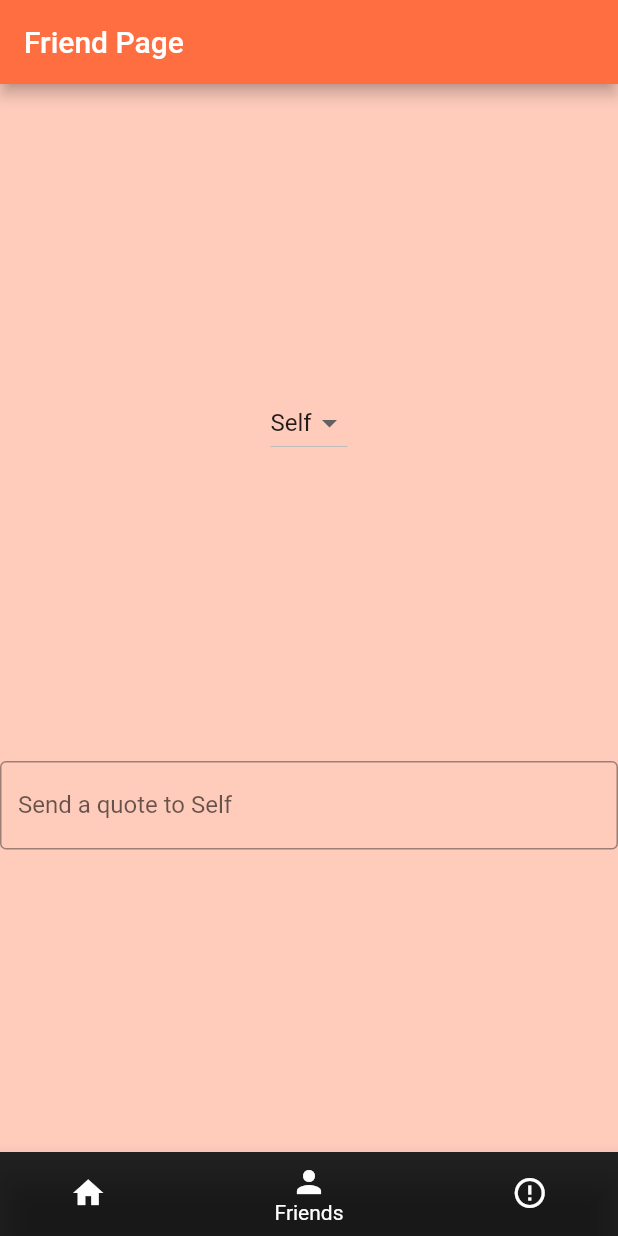
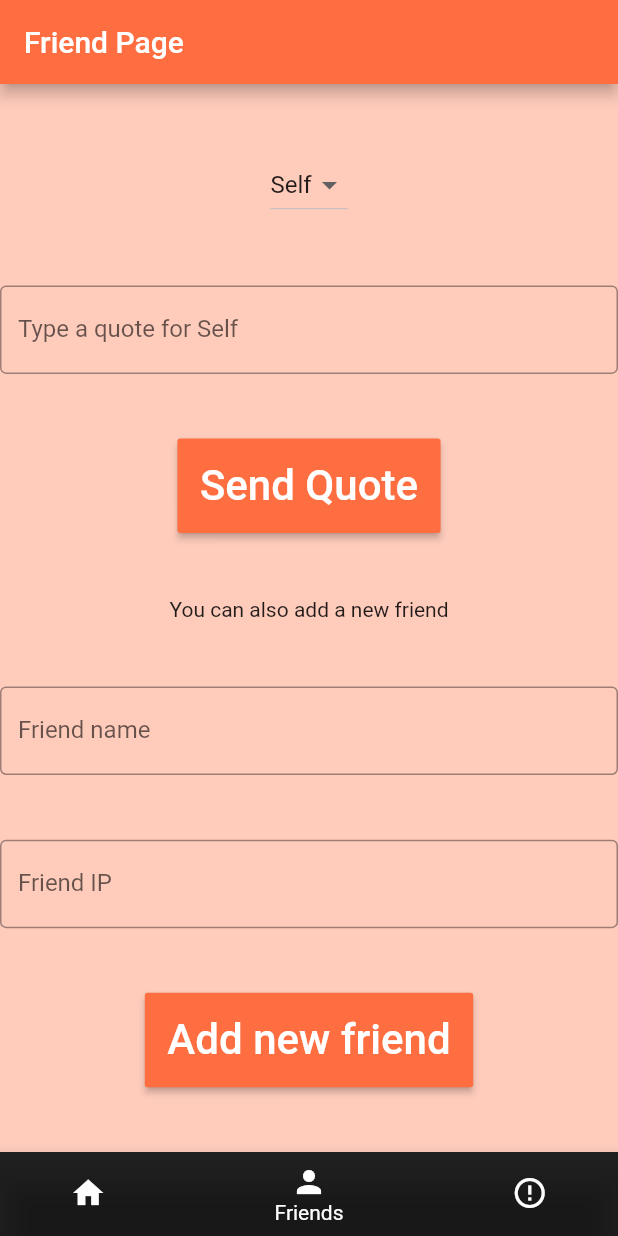
Before and after one commit to lucylyon/good_vibes, a Flutter app: the screen it shows after launch, item 2 of the bottom bar chosen, on a phone screen of 412 x 824 dp. Run offline on Flutter 3.47's test engine with Material 2 defaults, Android fonts, the light colour scheme and no system bars.

Commit message:
Can now add new friends

```diff
--- a/lib/FriendPage.dart
+++ b/lib/FriendPage.dart
@@ -13,14 +13,15 @@ class FriendPage extends StatefulWidget{
 }
 
 class FriendPageState extends State<FriendPage> {
-  Friend _currentFriend;
-  TextEditingController _controller = TextEditingController();
+  Friend _currentFriend = friendList[0];
+  TextEditingController _messageController = TextEditingController();
   Color appBarColor = Colors.deepOrangeAccent;
+  TextEditingController _friendNameController = TextEditingController();
+  TextEditingController _friendIPController = TextEditingController();
 
   @override
   Widget build(BuildContext context) {
     List<DropdownMenuItem> menuList = _generateFriendMenu();
-    _currentFriend = friendList[0];
     return Scaffold(
       backgroundColor: Colors.deepOrange[100],
         appBar: AppBar(
@@ -41,19 +42,50 @@ class FriendPageState extends State<FriendPage> {
                 },
                 items: menuList
               ),
-              TextField(
-                controller: _controller,
-                decoration: InputDecoration(
-                  border: OutlineInputBorder(),
-                  labelText: "Send a quote to ${_currentFriend.name}"
-                ),
-                onSubmitted: (String message) {
-                  widget.network.sendQuote(message, _currentFriend);
-                },
-              )
+              textField("Type a quote for ${_currentFriend.name}", _messageController),
+              RaisedButton(
+                  padding: EdgeInsets.all(15),
+                  color: appBarColor,
+                  onPressed: () {
+                    widget.network.sendQuote(_messageController.text, _currentFriend);
+                  },
+                  child: Text("Send Quote",
+                    style: TextStyle(
+                      color: Colors.white,
+                      fontSize: 28,
+                    ),
+                  )
+              ),
+              Text("You can also add a new friend"),
+              textField("Friend name", _friendNameController),
+              textField("Friend IP", _friendIPController),
+              RaisedButton(
+                  padding: EdgeInsets.all(15),
+                  color: appBarColor,
+                  onPressed: () {
+                    Friend newFriend = Friend(_friendIPController.text, _friendNameController.text);
+                    friendList.add(newFriend);
+                  },
+                  child: Text("Add new friend",
+                    style: TextStyle(
+                      color: Colors.white,
+                      fontSize: 28,
+                    ),
+                  )
+              ),
             ],
           ),
         )
+    );
+  }
+
+  TextField textField(String label, TextEditingController controller) {
+    return TextField(
+      controller: controller,
+      decoration: InputDecoration(
+        border: OutlineInputBorder(),
+        labelText: label
+      ),
     );
   }
 
```
